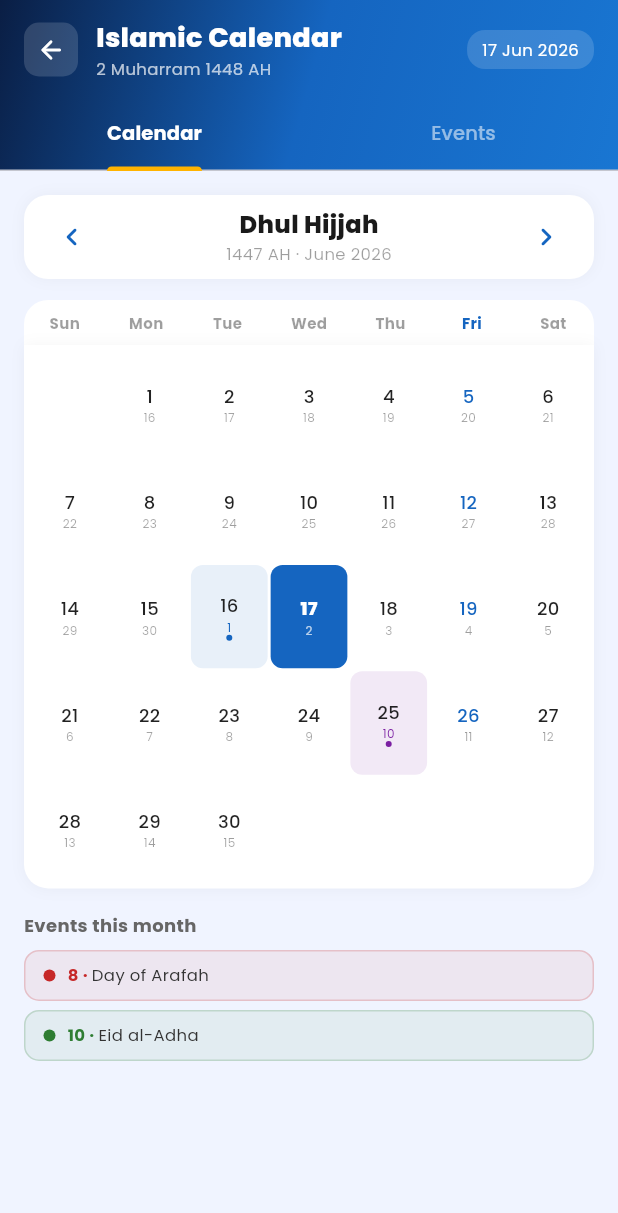
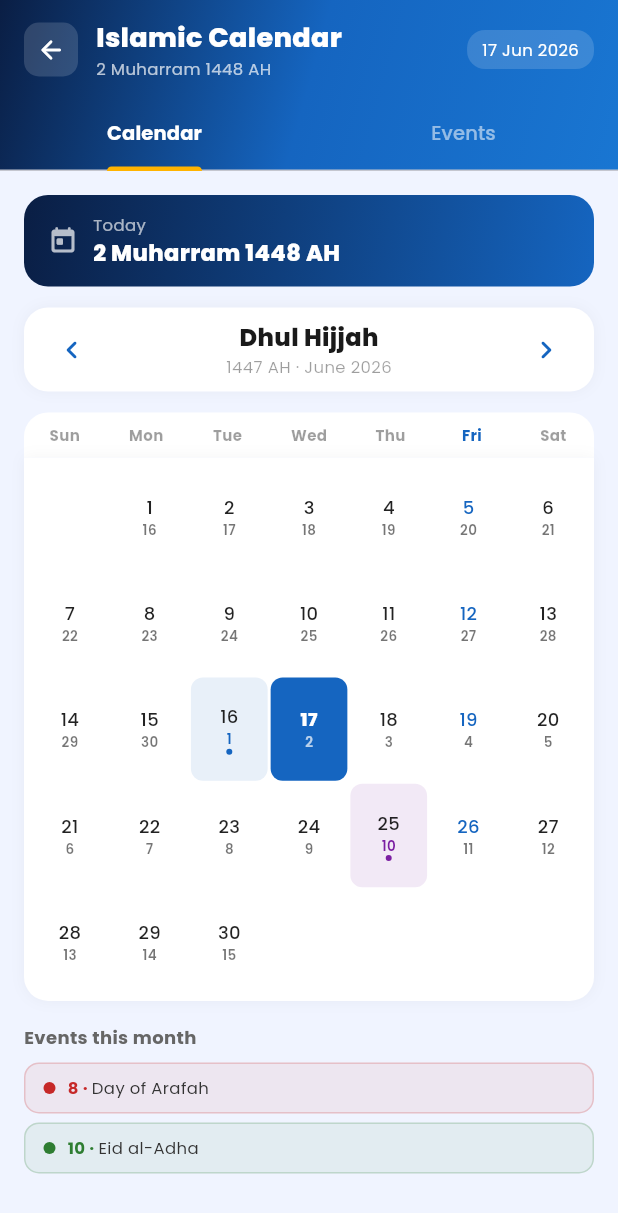
Before and after one commit to Mrdemodev/nigeria-quran, a Flutter app: the CalendarScreen screen opened directly, on a phone screen of 412 x 824 dp. Shown: the top 1213 px of the screen. Run offline on Flutter 3.47's test engine with Material 3 defaults, Android fonts, the phone set to English and light mode, and no system bars; our stand-ins replace audio_service, firebase_core, firebase_remote_config, flutter_compass, flutter_local_notifications, geolocator and 12 more; missing offline and left inert: audio_session; accounts and stored records are empty; statements that could not run were skipped.

Commit message:
Improve calendar Hijri date display
- Add error handling to HijriDate.fromGregorian()
- Add prominent Today card at top of calendar tab showing current Hijri date
- Increase Hijri day font in grid cells from 8px to 9px with better contrast

Co-Authored-By: Claude Sonnet 4.6 <noreply@anthropic.com>

```diff
--- a/lib/screens/calendar/calendar_screen.dart
+++ b/lib/screens/calendar/calendar_screen.dart
@@ -169,6 +169,35 @@ class _CalendarScreenState extends State<CalendarScreen>
       padding: const EdgeInsets.fromLTRB(16, 16, 16, 32),
       child: Column(
         children: [
+          // Today's Hijri date card
+          Container(
+            width: double.infinity,
+            margin: const EdgeInsets.only(bottom: 14),
+            padding: const EdgeInsets.symmetric(horizontal: 16, vertical: 12),
+            decoration: BoxDecoration(
+              gradient: const LinearGradient(
+                colors: [Color(0xFF0A1E44), Color(0xFF1565C0)],
+                begin: Alignment.topLeft,
+                end: Alignment.bottomRight,
+              ),
+              borderRadius: BorderRadius.circular(16),
+            ),
+            child: Row(
+              children: [
+                const Icon(Icons.today_rounded, color: Colors.white70, size: 20),
+                const SizedBox(width: 10),
+                Column(
+                  crossAxisAlignment: CrossAxisAlignment.start,
+                  children: [
+                    Text('Today',
+                        style: TextStyle(color: Colors.white.withValues(alpha: 0.65), fontSize: 11)),
+                    Text(todayHijri.formatted(),
+                        style: const TextStyle(color: Colors.white, fontSize: 15, fontWeight: FontWeight.w800)),
+                  ],
+                ),
+              ],
+            ),
+          ),
           // Month navigation
           Container(
             padding: const EdgeInsets.symmetric(horizontal: 8, vertical: 4),
@@ -302,13 +331,15 @@ class _CalendarScreenState extends State<CalendarScreen>
                       : (isDark ? Colors.white70 : Colors.black87),
                 ),
               ),
+              if (hijri.day > 0)
                 Text(
                   '${hijri.day}',
                   style: TextStyle(
-                  fontSize: 8,
+                    fontSize: 9,
+                    fontWeight: FontWeight.w600,
                     color: isToday ? Colors.white70
                         : hasEvent ? event.color
-                      : (isDark ? Colors.white30 : Colors.black38),
+                        : (isDark ? Colors.white54 : Colors.black54),
                   ),
                 ),
               if (hasEvent)
--- a/lib/utils/hijri_utils.dart
+++ b/lib/utils/hijri_utils.dart
@@ -1,3 +1,4 @@
+import 'package:flutter/foundation.dart';
 import 'package:hijri/hijri_calendar.dart';
 
 class HijriDate {
@@ -13,14 +14,20 @@ class HijriDate {
     'Ramadan', 'Shawwal', 'Dhul Qi\'dah', 'Dhul Hijjah',
   ];
 
-  String get monthName => _monthNames[month - 1];
+  String get monthName =>
+      (month >= 1 && month <= 12) ? _monthNames[month - 1] : '';
 
   String formatted() => '$day $monthName $year AH';
 
   static HijriDate now() => fromGregorian(DateTime.now());
 
   static HijriDate fromGregorian(DateTime date) {
-    final h = HijriCalendar.fromDate(date);
-    return HijriDate(h.hYear, h.hMonth, h.hDay);
+    try {
+      final h = HijriCalendar.fromDate(date);
+      return HijriDate(h.hYear, h.hMonth, h.hDay);
+    } catch (e) {
+      debugPrint('HijriDate conversion error: $e');
+      return HijriDate(0, 0, 0);
+    }
   }
 }
```
Lines whose indentation alone changed are shown as unchanged.
